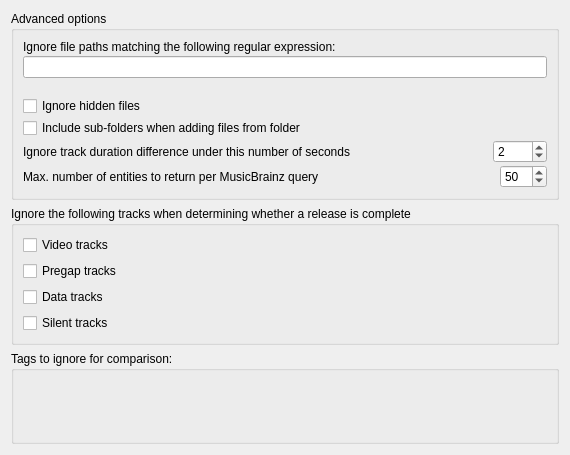
This is ui/options_advanced.ui in metabrainz/picard as Qt 5 draws it before an edit. The edited form follows.
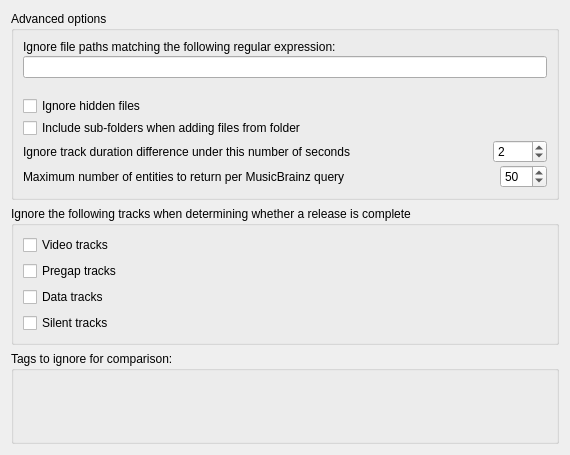
This is the edited form. Custom widgets are drawn as their Qt base class.

Commit message: PICARD-2504: Add query_limit to option profiles

Patch:
```diff
--- a/ui/options_advanced.ui
+++ b/ui/options_advanced.ui
@@ -47,7 +47,7 @@
            </sizepolicy>
           </property>
           <property name="text">
-           <string>Max. number of entities to return per MusicBrainz query</string>
+           <string>Maximum number of entities to return per MusicBrainz query</string>
           </property>
          </widget>
         </item>
```
Left out of the diff: 2 changed lines with no effect on the pictures. The commit also changes 2 other files.
